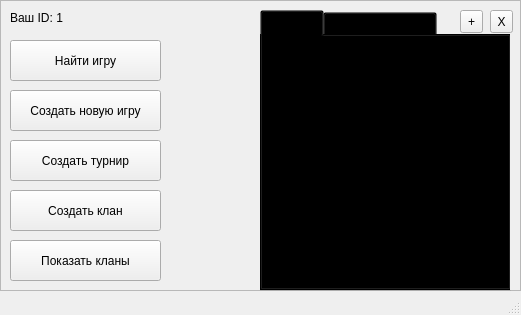
Qt form Client/mainmenu.ui (ChazGrant/Battleship) before a commit.
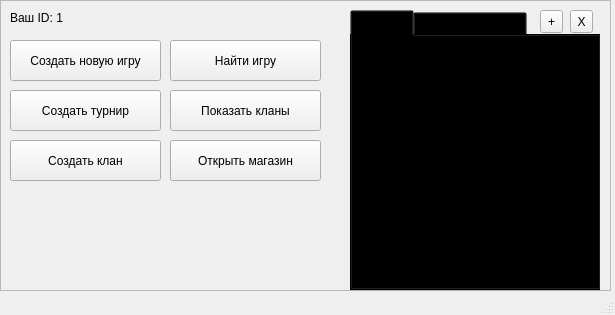
The same form after that commit. The open tabs and pages were chosen to show the change.

Commit message: Started implementing `Shop` module

```diff
--- a/Client/mainmenu.ui
+++ b/Client/mainmenu.ui
@@ -6,7 +6,7 @@
    <rect>
     <x>0</x>
     <y>0</y>
-    <width>521</width>
+    <width>615</width>
     <height>315</height>
    </rect>
   </property>
@@ -19,7 +19,7 @@
      <rect>
       <x>0</x>
       <y>0</y>
-      <width>521</width>
+      <width>611</width>
       <height>291</height>
      </rect>
     </property>
@@ -46,7 +46,7 @@
      <property name="geometry">
       <rect>
        <x>10</x>
-       <y>90</y>
+       <y>40</y>
        <width>151</width>
        <height>41</height>
       </rect>
@@ -59,7 +59,7 @@
      <property name="geometry">
       <rect>
        <x>10</x>
-       <y>190</y>
+       <y>140</y>
        <width>151</width>
        <height>41</height>
       </rect>
@@ -71,8 +71,8 @@
     <widget class="QPushButton" name="showClansButton">
      <property name="geometry">
       <rect>
-       <x>10</x>
-       <y>240</y>
+       <x>170</x>
+       <y>90</y>
        <width>151</width>
        <height>41</height>
       </rect>
@@ -85,7 +85,7 @@
      <property name="geometry">
       <rect>
        <x>10</x>
-       <y>140</y>
+       <y>90</y>
        <width>151</width>
        <height>41</height>
       </rect>
@@ -97,7 +97,7 @@
     <widget class="QTabWidget" name="tabWidget">
      <property name="geometry">
       <rect>
-       <x>260</x>
+       <x>350</x>
        <y>10</y>
        <width>251</width>
        <height>281</height>
@@ -143,7 +143,7 @@
     <widget class="QPushButton" name="findGameButton">
      <property name="geometry">
       <rect>
-       <x>10</x>
+       <x>170</x>
        <y>40</y>
        <width>151</width>
        <height>41</height>
@@ -156,7 +156,7 @@
     <widget class="QToolButton" name="exitButton">
      <property name="geometry">
       <rect>
-       <x>490</x>
+       <x>570</x>
        <y>10</y>
        <width>23</width>
        <height>23</height>
@@ -169,7 +169,7 @@
     <widget class="QToolButton" name="addFriendButton">
      <property name="geometry">
       <rect>
-       <x>460</x>
+       <x>540</x>
        <y>10</y>
        <width>23</width>
        <height>23</height>
@@ -179,6 +179,19 @@
       <string>+</string>
      </property>
     </widget>
+    <widget class="QPushButton" name="openShopButton">
+     <property name="geometry">
+      <rect>
+       <x>170</x>
+       <y>140</y>
+       <width>151</width>
+       <height>41</height>
+      </rect>
+     </property>
+     <property name="text">
+      <string>Открыть магазин</string>
+     </property>
+    </widget>
    </widget>
   </widget>
   <widget class="QMenuBar" name="menubar">
```
Left out of the diff: 4 changed lines with no effect on the pictures. The commit also changes 22 other files.
